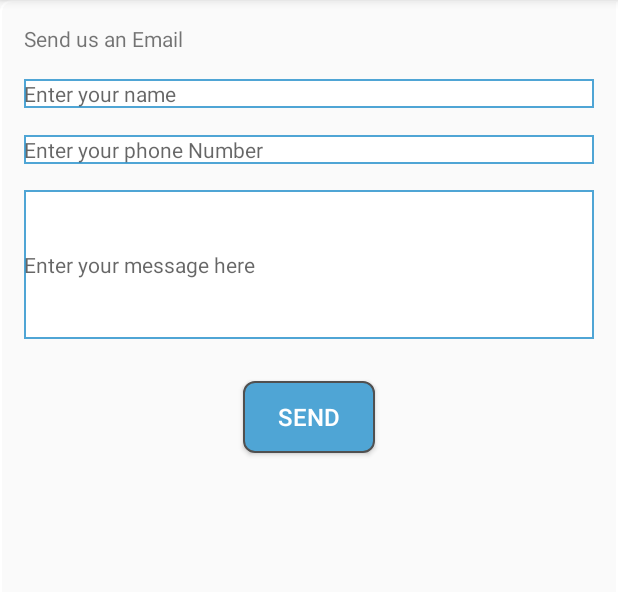
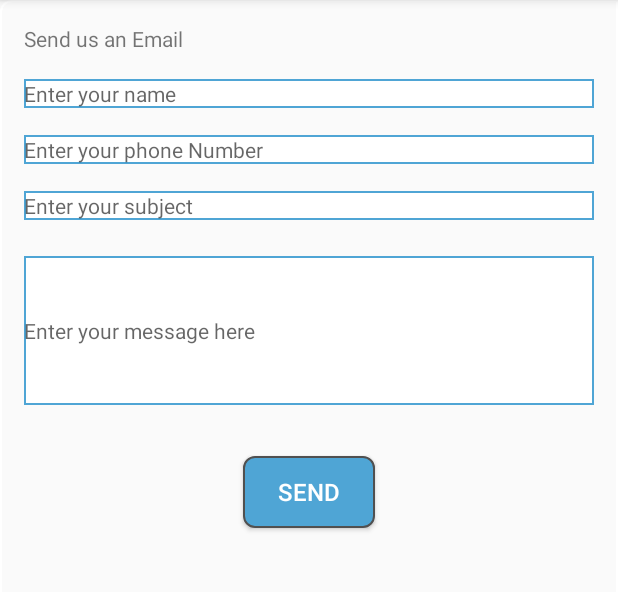
Before and after one commit to jasonbutwell/Android_EmailIntentDemo, an Android app: the screen it shows after launch (MainActivity), after a tap on "SEND", on a phone screen of 412 x 824 dp, the part 84-676 px from its top. Run offline under Robolectric (Android 15) with nearby library versions, the phone set to English and light mode, and no system bars.

Commit message:
Added additional field for the subject line and implemented the method sendEmail to pull text from the fields to construct the email to send.

```diff
--- a/app/src/main/java/com/jasonbutwell/emailintentdemo/MainActivity.java
+++ b/app/src/main/java/com/jasonbutwell/emailintentdemo/MainActivity.java
@@ -1,16 +1,18 @@
 package com.jasonbutwell.emailintentdemo;
 
+import android.content.Intent;
+import android.net.Uri;
 import android.os.Bundle;
 import android.support.v7.app.AppCompatActivity;
-import android.text.Editable;
-import android.text.TextWatcher;
+import android.view.View;
 import android.widget.EditText;
+import android.widget.Toast;
 
 public class MainActivity extends AppCompatActivity {
 
-    EditText name;
-    EditText phone;
-    EditText message;
+    private EditText name, phone, subject, message;
+
+    Intent emailIntent, chooserIntent = null;
 
     @Override
     protected void onCreate(Bundle savedInstanceState) {
@@ -19,23 +21,39 @@ public class MainActivity extends AppCompatActivity {
 
         name = (EditText)findViewById(R.id.Name);
         phone = (EditText)findViewById(R.id.PhoneNo);
+        subject = (EditText)findViewById(R.id.subject);
         message = (EditText)findViewById(R.id.Message);
+    }
 
-        name.addTextChangedListener(new TextWatcher() {
-            @Override
-            public void beforeTextChanged(CharSequence charSequence, int i, int i1, int i2) {
+    public void sendText( View view ) {
 
-            }
+    }
 
-            @Override
-            public void onTextChanged(CharSequence charSequence, int i, int i1, int i2) {
+    public void sendEmail(View view) {
 
-            }
+        boolean successful = true;
 
-            @Override
-            public void afterTextChanged(Editable editable) {
+        if ( name.length() < 1 || phone.length() < 1 || subject.length() < 1 || message.length() < 1 )
+            successful = false;
 
-            }
-        });
+        if ( !successful )
+            Toast.makeText(getApplicationContext(),"Please fill out all required fields",Toast.LENGTH_LONG).show();
+        else {
+            emailIntent = new Intent(Intent.ACTION_SEND);
+            emailIntent.setData(Uri.parse("mailto:"));
+
+            String[] to = {"jasonbutwell@gmail.com"};
+
+            emailIntent.putExtra(Intent.EXTRA_EMAIL, to);
+            emailIntent.putExtra(Intent.EXTRA_SUBJECT, subject.getText().toString());
+
+            String bodyTextEmail = "Email from: " + name.getText().toString() + ", Phone number: " + phone.getText().toString() + "\n\n"+ message.getText().toString();
+
+            emailIntent.putExtra(Intent.EXTRA_TEXT, bodyTextEmail);
+            emailIntent.setType("message/rfc822");
+
+            chooserIntent = Intent.createChooser(emailIntent, "Send Email");
+            startActivity(chooserIntent);
+        }
     }
 }
--- a/app/src/main/res/layout/activity_main.xml
+++ b/app/src/main/res/layout/activity_main.xml
@@ -17,7 +17,7 @@
         android:layout_height="wrap_content"
         android:inputType="textPersonName"
         android:text=""
-        android:hint="Enter your name"
+        android:hint="@string/enter_your_name"
         android:ems="10"
         android:layout_below="@+id/emailTitleID"
         android:layout_alignParentLeft="true"
@@ -33,7 +33,7 @@
         android:layout_height="wrap_content"
         android:inputType="phone"
         android:text=""
-        android:hint="Enter your phone Number"
+        android:hint="@string/enter_your_phone_number"
         android:ems="10"
         android:layout_marginTop="18dp"
         android:id="@+id/PhoneNo"
@@ -47,41 +47,56 @@
         android:background="@drawable/back"
         android:layout_width="match_parent"
         android:layout_height="wrap_content"
+        android:inputType="text"
+        android:text=""
+        android:hint="@string/enter_your_subject"
+        android:ems="10"
+        android:layout_marginTop="18dp"
+        android:id="@+id/subject"
+        android:lines="1"
+        android:layout_below="@+id/PhoneNo"
+        android:layout_alignParentLeft="true"
+        android:layout_alignParentStart="true"
+        android:textSize="14sp" />
+
+    <TextView
+        android:layout_width="wrap_content"
+        android:layout_height="wrap_content"
+        android:text="@string/send_us_an_email"
+        android:id="@+id/emailTitleID"
+        android:layout_alignParentTop="true"
+        android:layout_alignParentLeft="true"
+        android:layout_alignParentStart="true" />
+
+    <EditText
+        android:background="@drawable/back"
+        android:layout_width="match_parent"
+        android:layout_height="wrap_content"
         android:inputType="textMultiLine"
         android:text=""
-        android:hint="Enter your message here"
+        android:hint="@string/enter_your_message_here"
         android:ems="10"
-        android:layout_marginTop="17dp"
         android:id="@+id/Message"
         android:lines="6"
         android:minLines="6"
         android:maxLines="10"
         android:scrollbars="vertical"
-        android:layout_below="@+id/PhoneNo"
+        android:textSize="14sp"
+        android:layout_marginTop="24dp"
+        android:layout_below="@+id/subject"
         android:layout_alignParentLeft="true"
-        android:layout_alignParentStart="true"
-        android:textAlignment="textStart"
-        android:textSize="14sp" />
+        android:layout_alignParentStart="true" />
 
     <Button
         android:background="@drawable/button_shape"
-        android:text="Send"
+        android:text="@string/send"
         android:layout_width="wrap_content"
         android:layout_height="wrap_content"
-        android:layout_marginTop="28dp"
+        android:layout_marginTop="34dp"
         android:id="@+id/sendButton"
-        android:layout_below="@+id/Message"
-        android:layout_centerHorizontal="true"
         android:textColor="@android:color/white"
         android:textSize="16sp"
-        android:onClick="sendEmail" />
-
-    <TextView
-        android:layout_width="wrap_content"
-        android:layout_height="wrap_content"
-        android:text="Send us an Email"
-        android:id="@+id/emailTitleID"
-        android:layout_alignParentTop="true"
-        android:layout_alignParentLeft="true"
-        android:layout_alignParentStart="true" />
+        android:onClick="sendEmail"
+        android:layout_below="@+id/Message"
+        android:layout_centerHorizontal="true" />
 </RelativeLayout>
--- a/app/src/main/res/values/strings.xml
+++ b/app/src/main/res/values/strings.xml
@@ -1,3 +1,9 @@
 <resources>
     <string name="app_name">EmailIntentDemo</string>
+    <string name="enter_your_name">Enter your name</string>
+    <string name="enter_your_phone_number">Enter your phone Number</string>
+    <string name="enter_your_message_here">Enter your message here</string>
+    <string name="send">Send</string>
+    <string name="send_us_an_email">Send us an Email</string>
+    <string name="enter_your_subject">Enter your subject</string>
 </resources>
```
